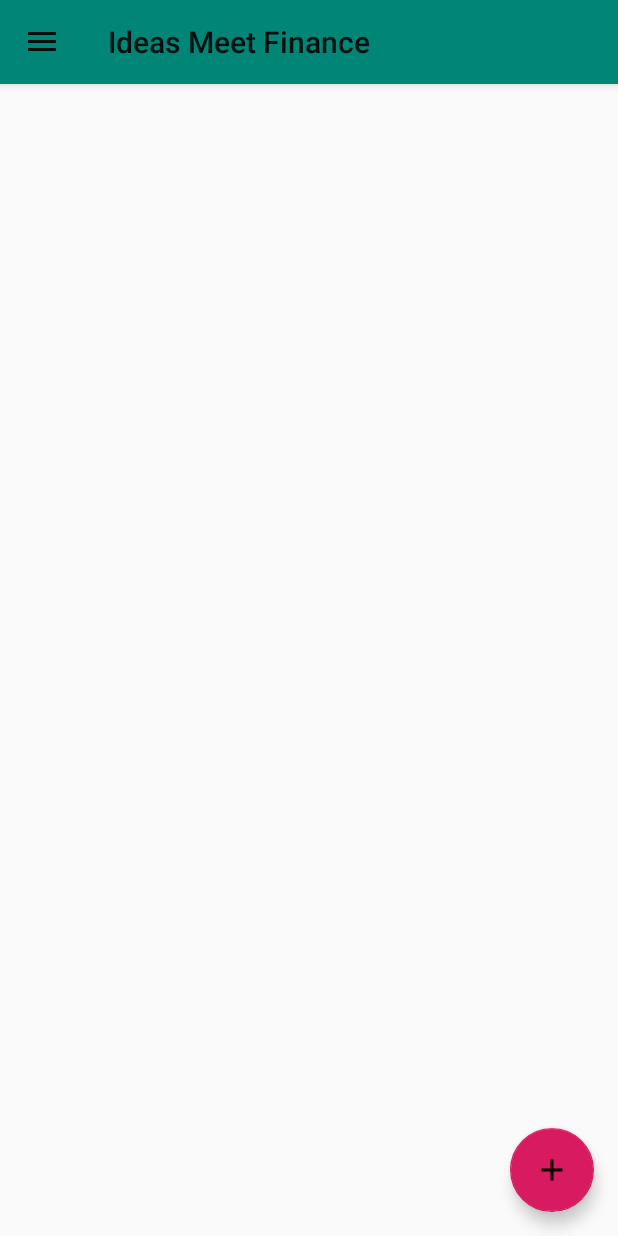
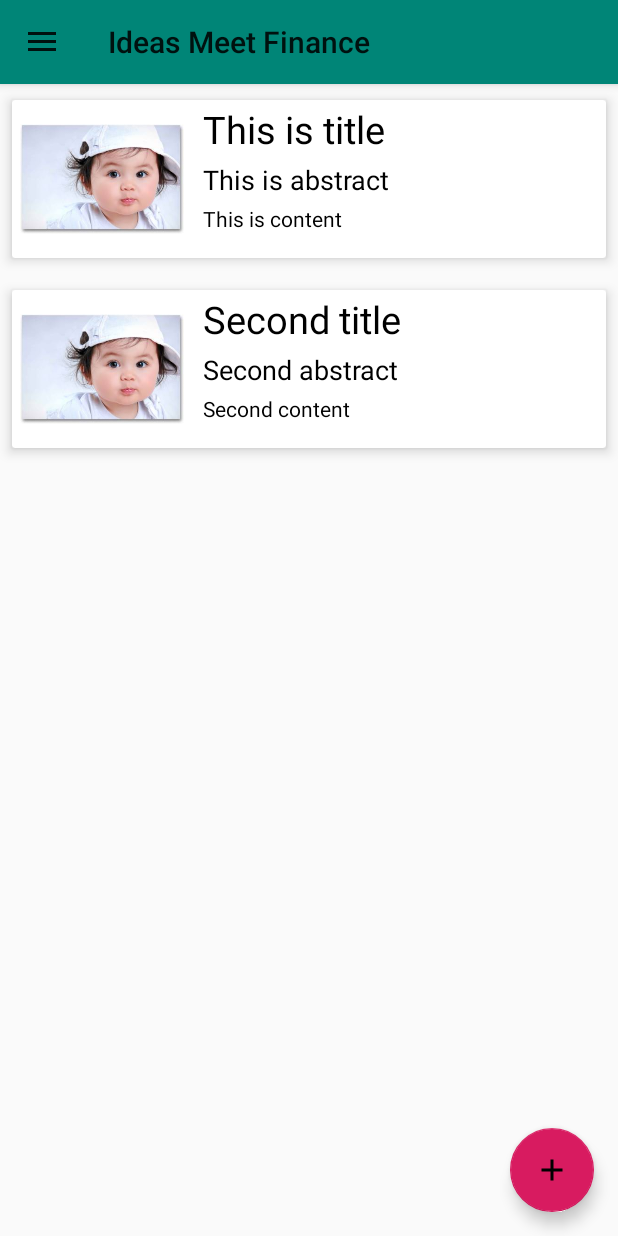
Before and after one commit to hardik-dudhrejia19/Ideas-meet-Finance, an Android app: the FinancerHomeActivity screen opened directly, with no data from a screen before it, on a phone screen of 412 x 824 dp. Run offline under Robolectric (Android 15) with nearby library versions, the phone set to English and light mode, and no system bars.

Commit message:
ADDED CARDVIEW AND RECYCLERVIEW

```diff
--- /dev/null
+++ b/app/src/main/java/com/dal/ideasmeetfinance/FactAdapter.java
@@ -0,0 +1,71 @@
+package com.dal.ideasmeetfinance;
+
+import android.content.Context;
+import android.view.LayoutInflater;
+import android.view.View;
+import android.view.ViewGroup;
+import android.widget.ImageView;
+import android.widget.TextView;
+
+import com.dal.ideasmeetfinance.pojo.CardModel;
+
+import java.util.List;
+
+import androidx.annotation.NonNull;
+import androidx.recyclerview.widget.RecyclerView;
+
+//This java class acts like an adapter and is used to inflate the card_view.xml layout
+//with the individual cards.
+
+public class FactAdapter extends  RecyclerView.Adapter<FactAdapter.FactViewHolder>{
+    private Context ctx;
+    private List<CardModel> factsList;
+
+    public FactAdapter(Context ctx, List<CardModel> factsList) {
+        this.ctx = ctx;
+        this.factsList = factsList;
+    }
+
+    @NonNull
+    @Override
+    public FactViewHolder onCreateViewHolder(@NonNull ViewGroup parent, int viewType) {
+        LayoutInflater inflater = LayoutInflater.from(ctx);
+        View view = inflater.inflate(R.layout.card_view, null);
+        FactViewHolder holder = new FactViewHolder(view);
+        return holder;
+    }
+
+    @Override
+    public void onBindViewHolder(@NonNull FactViewHolder holder, int position) {
+        CardModel cards = factsList.get(position);
+        holder.title_view.setText(cards.getTitle_card());
+        holder.imgView.setImageDrawable(ctx.getResources().getDrawable(cards.getImage(),null));
+        holder.abs_view.setText(cards.getAbs_card());
+        holder.content_view.setText(cards.getContent_card());
+    }
+
+    @Override
+    public int getItemCount() {
+        return factsList.size();
+    }
+
+
+
+    class FactViewHolder extends RecyclerView.ViewHolder {
+
+        ImageView imgView;
+        TextView title_view;
+        TextView abs_view;
+        TextView content_view;
+
+
+        public FactViewHolder(@NonNull View itemView) {
+            super(itemView);
+
+            imgView = itemView.findViewById(R.id.idea_image);
+            title_view = itemView.findViewById(R.id.title_card);
+            abs_view = itemView.findViewById(R.id.abs_card);
+            content_view = itemView.findViewById(R.id.content_card);
+        }
+    }
+}
--- a/app/src/main/java/com/dal/ideasmeetfinance/FinancerHomeActivity.java
+++ b/app/src/main/java/com/dal/ideasmeetfinance/FinancerHomeActivity.java
@@ -6,17 +6,26 @@ import android.view.MenuItem;
 import android.view.View;
 import android.widget.TextView;
 
+import com.dal.ideasmeetfinance.pojo.CardModel;
 import com.google.android.material.floatingactionbutton.FloatingActionButton;
 import com.google.android.material.navigation.NavigationView;
+
+import java.util.ArrayList;
+import java.util.List;
 
 import androidx.annotation.NonNull;
 import androidx.appcompat.app.ActionBarDrawerToggle;
 import androidx.appcompat.app.AppCompatActivity;
 import androidx.drawerlayout.widget.DrawerLayout;
+import androidx.recyclerview.widget.LinearLayoutManager;
+import androidx.recyclerview.widget.RecyclerView;
 
 public class FinancerHomeActivity extends AppCompatActivity implements NavigationView.OnNavigationItemSelectedListener {
     private DrawerLayout mDrawerlayout;
     private ActionBarDrawerToggle mToggle;
+    private RecyclerView recyclerView;
+    private FactAdapter adapter;
+    private List<CardModel> allFactsList;
 
     @Override
     protected void onCreate(Bundle savedInstanceState) {
@@ -33,6 +42,23 @@ public class FinancerHomeActivity extends AppCompatActivity implements Navigatio
         View headerLayout = navigationView.getHeaderView(0);
         TextView txt_email =  headerLayout.findViewById(R.id.userEmail);
         TextView txt_username =  headerLayout.findViewById(R.id.userName);
+
+        allFactsList = new ArrayList<>();
+        recyclerView = findViewById(R.id.recycler_view);
+
+
+
+        allFactsList.add(
+                new CardModel(R.drawable.baby, "This is title","This is abstract","This is content"));
+
+        allFactsList.add(
+                new CardModel(R.drawable.baby, "Second title","Second abstract","Second content"));
+
+        adapter = new FactAdapter(FinancerHomeActivity.this, allFactsList);
+        recyclerView.setAdapter(adapter);
+
+        recyclerView.setLayoutManager(new LinearLayoutManager(this));
+
 
         FloatingActionButton floatingActionButton =
                 (FloatingActionButton) findViewById(R.id.fab);
--- /dev/null
+++ b/app/src/main/java/com/dal/ideasmeetfinance/pojo/CardModel.java
@@ -0,0 +1,31 @@
+package com.dal.ideasmeetfinance.pojo;
+
+public class CardModel {
+    private int image;
+    private String title_card;
+    private String abs_card;
+    private String content_card;
+
+    public CardModel(int image, String title_card, String abs_card, String content_card) {
+        this.image = image;
+        this.title_card = title_card;
+        this.abs_card = abs_card;
+        this.content_card = content_card;
+    }
+
+    public int getImage() {
+        return image;
+    }
+
+    public String getTitle_card() {
+        return title_card;
+    }
+
+    public String getAbs_card() {
+        return abs_card;
+    }
+
+    public String getContent_card() {
+        return content_card;
+    }
+}
--- a/app/src/main/res/layout/activity_financer_home.xml
+++ b/app/src/main/res/layout/activity_financer_home.xml
@@ -28,6 +28,13 @@
     </com.google.android.material.navigation.NavigationView>
 
 </androidx.drawerlayout.widget.DrawerLayout>
+
+    <androidx.recyclerview.widget.RecyclerView
+        android:id="@+id/recycler_view"
+        android:layout_width="match_parent"
+        android:layout_height="match_parent">
+    </androidx.recyclerview.widget.RecyclerView>
+
     <com.google.android.material.floatingactionbutton.FloatingActionButton
         android:id="@+id/fab"
         android:layout_width="wrap_content"
--- /dev/null
+++ b/app/src/main/res/layout/card_view.xml
@@ -0,0 +1,73 @@
+<?xml version="1.0" encoding="utf-8"?>
+<LinearLayout xmlns:android="http://schemas.android.com/apk/res/android"
+    xmlns:app="http://schemas.android.com/apk/res-auto"
+    android:orientation="vertical"
+    android:layout_width="match_parent"
+    android:layout_height="match_parent"
+    android:clipToPadding="false"
+    android:paddingBottom="@dimen/cardview_default_elevation"
+    android:paddingLeft="@dimen/cardview_default_elevation"
+    android:paddingRight="@dimen/cardview_default_elevation"
+    android:paddingTop="@dimen/cardview_default_elevation">
+
+    <androidx.cardview.widget.CardView
+        android:layout_width="match_parent"
+        android:layout_height="match_parent"
+        app:cardElevation="5dp"
+        app:cardCornerRadius="2dp"
+        app:cardUseCompatPadding="true">
+        <RelativeLayout
+            android:id="@+id/relativeLayout"
+            android:layout_width="match_parent"
+            android:layout_height="wrap_content">
+
+            <ImageView
+                android:id="@+id/idea_image"
+                android:layout_width="120dp"
+                android:layout_height="105dp"
+                android:padding="5dp">
+            </ImageView>
+
+            <TextView
+                android:id="@+id/title_card"
+                android:layout_width="match_parent"
+                android:layout_height="wrap_content"
+                android:layout_toEndOf="@id/idea_image"
+                android:layout_marginStart="5dp"
+                android:padding="2dp"
+                android:textSize="25sp"
+                android:textColor="#000000">
+
+            </TextView>
+
+            <TextView
+                android:id="@+id/abs_card"
+                android:layout_width="match_parent"
+                android:layout_height="wrap_content"
+                android:layout_marginStart="5dp"
+                android:layout_toEndOf="@id/idea_image"
+                android:layout_below="@id/title_card"
+                android:padding="2dp"
+                android:textSize="18sp"
+                android:textColor="#000000">
+
+            </TextView>
+
+            <TextView
+                android:id="@+id/content_card"
+                android:layout_width="match_parent"
+                android:layout_height="wrap_content"
+                android:layout_marginStart="5dp"
+                android:layout_toEndOf="@id/idea_image"
+                android:layout_below="@id/abs_card"
+                android:padding="2dp"
+                android:textSize="14sp"
+                android:textColor="#000000">
+
+            </TextView>
+
+        </RelativeLayout>
+
+
+    </androidx.cardview.widget.CardView>
+</LinearLayout>
```
